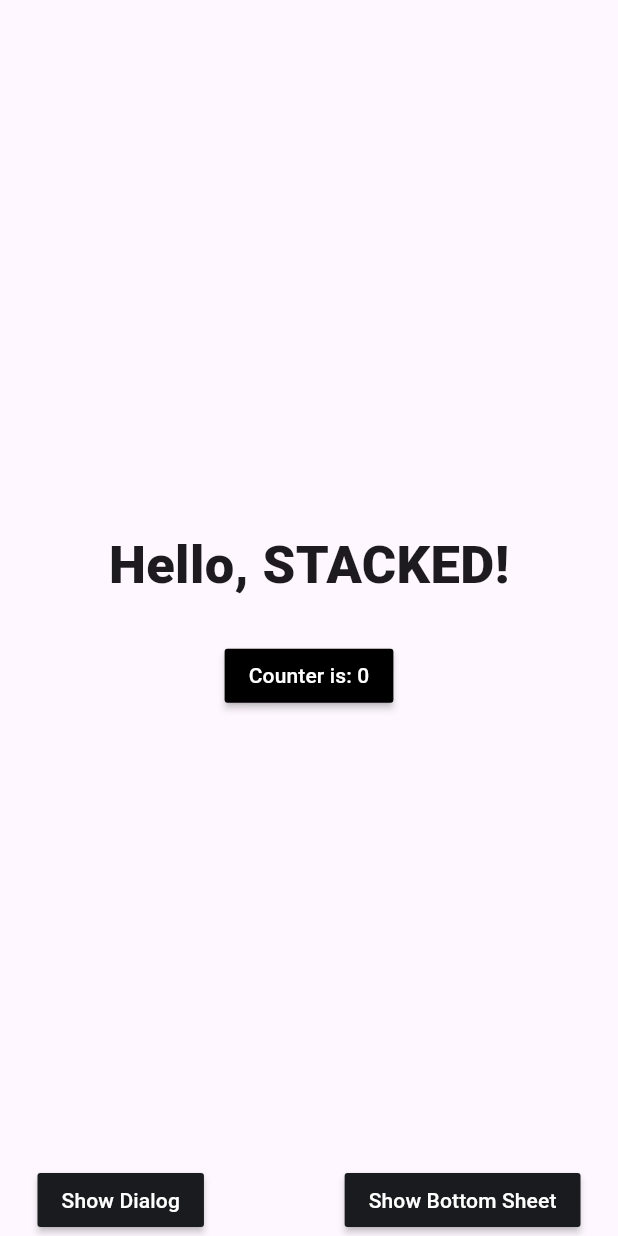
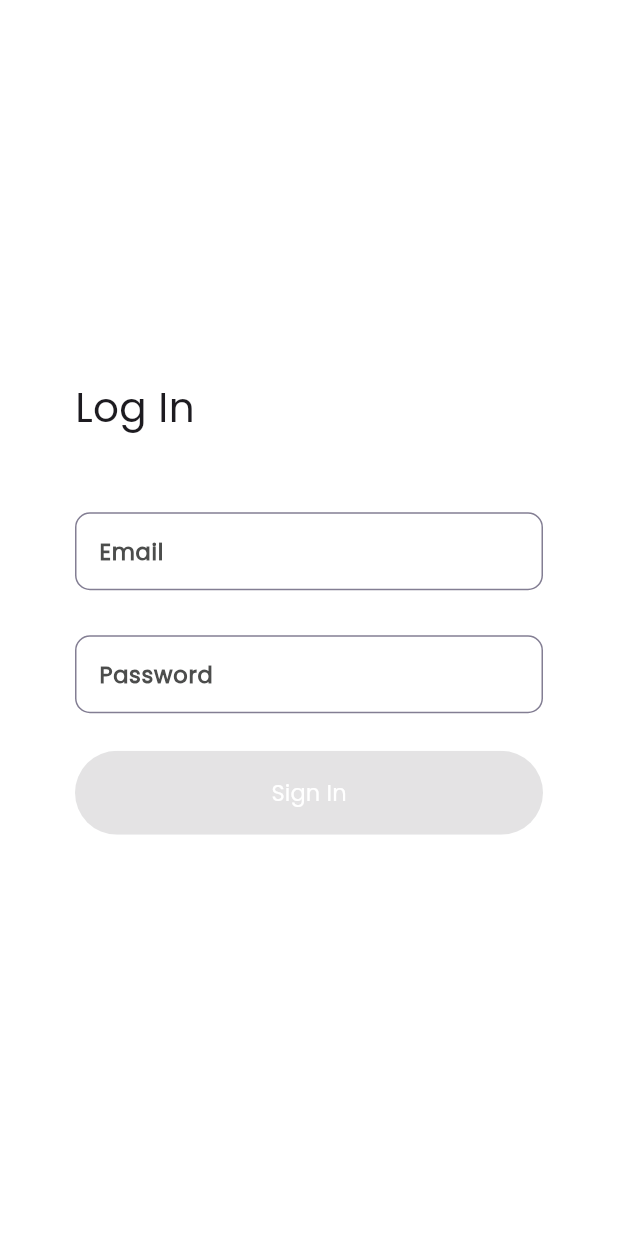
Before and after one commit to saadkarim247/elia-shift-management, a Flutter app: the screen it shows after launch, on a phone screen of 412 x 824 dp. Run offline on Flutter 3.47's test engine with Material 3 defaults, Android fonts, the light colour scheme and no system bars; our stand-ins replace stacked, stacked_services, stacked_shared.

Commit message:
login page completed

```diff
--- a/lib/app/app.dart
+++ b/lib/app/app.dart
@@ -1,6 +1,7 @@
 import 'package:elia_app/ui/bottom_sheets/notice/notice_sheet.dart';
 import 'package:elia_app/ui/dialogs/info_alert/info_alert_dialog.dart';
 import 'package:elia_app/ui/views/home/home_view.dart';
+import 'package:elia_app/ui/views/login/login_view.dart';
 import 'package:elia_app/ui/views/startup/startup_view.dart';
 import 'package:stacked/stacked_annotations.dart';
 import 'package:stacked_services/stacked_services.dart';
@@ -10,6 +11,7 @@ import 'package:stacked_services/stacked_services.dart';
   routes: [
     MaterialRoute(page: HomeView),
     MaterialRoute(page: StartupView),
+    MaterialRoute(page: LoginView)
     // @stacked-route
   ],
   dependencies: [
--- a/lib/app/app.router.dart
+++ b/lib/app/app.router.dart
@@ -6,20 +6,24 @@
 
 // ignore_for_file: no_leading_underscores_for_library_prefixes
 import 'package:elia_app/ui/views/home/home_view.dart' as _i2;
+import 'package:elia_app/ui/views/login/login_view.dart' as _i4;
 import 'package:elia_app/ui/views/startup/startup_view.dart' as _i3;
-import 'package:flutter/material.dart' as _i4;
+import 'package:flutter/material.dart' as _i5;
 import 'package:flutter/material.dart';
 import 'package:stacked/stacked.dart' as _i1;
-import 'package:stacked_services/stacked_services.dart' as _i5;
+import 'package:stacked_services/stacked_services.dart' as _i6;
 
 class Routes {
   static const homeView = '/home-view';
 
   static const startupView = '/startup-view';
 
+  static const loginView = '/login-view';
+
   static const all = <String>{
     homeView,
     startupView,
+    loginView,
   };
 }
 
@@ -33,18 +37,28 @@ class StackedRouter extends _i1.RouterBase {
       Routes.startupView,
       page: _i3.StartupView,
     ),
+    _i1.RouteDef(
+      Routes.loginView,
+      page: _i4.LoginView,
+    ),
   ];
 
   final _pagesMap = <Type, _i1.StackedRouteFactory>{
     _i2.HomeView: (data) {
-      return _i4.MaterialPageRoute<dynamic>(
+      return _i5.MaterialPageRoute<dynamic>(
         builder: (context) => const _i2.HomeView(),
         settings: data,
       );
     },
     _i3.StartupView: (data) {
-      return _i4.MaterialPageRoute<dynamic>(
+      return _i5.MaterialPageRoute<dynamic>(
         builder: (context) => const _i3.StartupView(),
+        settings: data,
+      );
+    },
+    _i4.LoginView: (data) {
+      return _i5.MaterialPageRoute<dynamic>(
+        builder: (context) => const _i4.LoginView(),
         settings: data,
       );
     },
@@ -57,7 +71,7 @@ class StackedRouter extends _i1.RouterBase {
   Map<Type, _i1.StackedRouteFactory> get pagesMap => _pagesMap;
 }
 
-extension NavigatorStateExtension on _i5.NavigationService {
+extension NavigatorStateExtension on _i6.NavigationService {
   Future<dynamic> navigateToHomeView([
     int? routerId,
     bool preventDuplicates = true,
@@ -80,6 +94,20 @@ extension NavigatorStateExtension on _i5.NavigationService {
         transition,
   ]) async {
     return navigateTo<dynamic>(Routes.startupView,
+        id: routerId,
+        preventDuplicates: preventDuplicates,
+        parameters: parameters,
+        transition: transition);
+  }
+
+  Future<dynamic> navigateToLoginView([
+    int? routerId,
+    bool preventDuplicates = true,
+    Map<String, String>? parameters,
+    Widget Function(BuildContext, Animation<double>, Animation<double>, Widget)?
+        transition,
+  ]) async {
+    return navigateTo<dynamic>(Routes.loginView,
         id: routerId,
         preventDuplicates: preventDuplicates,
         parameters: parameters,
@@ -113,4 +141,18 @@ extension NavigatorStateExtension on _i5.NavigationService {
         parameters: parameters,
         transition: transition);
   }
+
+  Future<dynamic> replaceWithLoginView([
+    int? routerId,
+    bool preventDuplicates = true,
+    Map<String, String>? parameters,
+    Widget Function(BuildContext, Animation<double>, Animation<double>, Widget)?
+        transition,
+  ]) async {
+    return replaceWith<dynamic>(Routes.loginView,
+        id: routerId,
+        preventDuplicates: preventDuplicates,
+        parameters: parameters,
+        transition: transition);
+  }
 }
--- /dev/null
+++ b/lib/common/colors.dart
@@ -0,0 +1,164 @@
+import 'package:flutter/material.dart';
+
+class AppColors {
+  AppColors._();
+
+  // / Primary
+  static const Color primary = Color.fromARGB(255, 128, 206, 205);
+  static const Color secondary = Color.fromARGB(255, 72, 151, 151);
+  static const midnight = Color(0xFF101010);
+  static const white = Color(0xFFFFFFFF);
+  static const transparent = Color(0x00FFFFFF);
+
+  /// Secondary
+  static const green = Color(0xFF28C584);
+  static const purple = Color(0xFF8D6EE6);
+  static const orange = Color(0xFFF27836);
+  static const yellow = Color(0xFFF4BC2D);
+  static const red = Color(0xFFDB3030);
+
+  /// Extended
+  /// primary
+  static Color primary0 = const Color.fromARGB(255, 226, 255, 255);
+  static Color primary10 = const Color.fromARGB(255, 240, 255, 255);
+  static Color primary15 = const Color.fromARGB(255, 184, 255, 255);
+  static Color primary20 = const Color.fromARGB(255, 184, 255, 255);
+  static Color primary30 = const Color.fromARGB(255, 156, 234, 233);
+  static Color primary40 = const Color.fromARGB(255, 140, 220, 219);
+  static Color primary50 = const Color.fromARGB(255, 128, 206, 205);
+  static Color primary60 = const Color.fromARGB(255, 114, 192, 191);
+  static Color primary70 = const Color.fromARGB(255, 100, 178, 177);
+  static Color primary80 = const Color.fromARGB(255, 72, 151, 151);
+  static Color primary90 = const Color.fromARGB(255, 43, 125, 125);
+
+  /// dblue
+  static const dblue0 = Color(0xFFF5F8FF);
+  static const dblue10 = Color(0xFFE8EEFF);
+  static const dblue15 = Color(0xFFDBEEFF);
+  static const dblue20 = Color(0xFFDBE5FE);
+  static const dblue30 = Color(0xFFC1D2FE);
+  static const dblue40 = Color(0xFF8FAEFC);
+  static const dblue50 = Color(0xFF648EF9);
+  static const dblue60 = Color(0xFF4375F4);
+  static const dblue70 = Color(0xFF2960EC);
+  static const dblue80 = Color(0xFF174FDF);
+  static const dblue90 = Color(0xFF1436F5);
+  static const dblue100 = Color(0xFF0926CD);
+
+  //olive green
+  static const oliveGreen0 = Color(0xFFF6FDF9);
+  static const oliveGreen10 = Color(0xFFF1F9F3);
+  static const oliveGreen15 = Color(0xFFF1F9F3);
+  static const oliveGreen20 = Color(0xFFF1F9F3);
+  static const oliveGreen30 = Color(0xFFF1F9F3);
+  static const oliveGreen40 = Color(0xFFE3F2E6);
+  static const oliveGreen50 = Color(0xFFD5ECDA);
+  static const oliveGreen60 = Color(0xFFC7E5CD);
+  static const oliveGreen70 = Color(0xFFB9DFC1);
+  static const oliveGreen80 = Color(0xFFABD8B4);
+  static const oliveGreen90 = Color(0xFF9DD2A8);
+  static const oliveGreenPrimary = Color(0xff8FCB9B);
+  static const oliveGreenSecondary = Color(0xff5B9279);
+
+  /// Green
+  static const green0 = Color(0xFFF6FDF9);
+  static const green10 = Color(0xFFECF9F4);
+  static const green20 = Color(0xFFDAF5E8);
+  static const green30 = Color(0xFFC6F0DC);
+  static const green40 = Color(0xFFB4EBD1);
+  static const green50 = Color(0xFF9CE3BF);
+  static const green60 = Color(0xFFA3E6C5);
+  static const green70 = Color(0xFF7DD9A7);
+  static const green80 = Color(0xFF6BD398);
+  static const green90 = Color(0xFF28C584);
+  static const green100 = Color(0xFF20A46D);
+
+  /// Purple
+  static const purple0 = Color(0xFFF9F8FE);
+  static const purple10 = Color(0xFFF4F1FB);
+  static const purple15 = Color(0xFFE7E2F8);
+  static const purple20 = Color(0xFFDDD5F5);
+  static const purple30 = Color(0xFFCABFF0);
+  static const purple40 = Color(0xFFBEB1EC);
+  static const purple50 = Color(0xFFB8A9EB);
+  static const purple60 = Color(0xFFAC9BE8);
+  static const purple70 = Color(0xFF9A85E4);
+  static const purple80 = Color(0xFF8D6EE6);
+  static const purple90 = Color(0xFF7759D0);
+  static const purplePrimary = Color.fromARGB(255, 154, 124, 236);
+  static const purpleSecondary = Color.fromARGB(255, 84, 63, 143);
+
+  /// Orange
+  static const orange0 = Color(0xFFFDF8F6);
+  static const orange10 = Color(0xFFFCF4EC);
+  static const orange15 = Color(0xFFF8E5D9);
+  static const orange20 = Color(0xFFF7DECF);
+  static const orange30 = Color(0xFFF4D2BC);
+  static const orange40 = Color(0xFFECB18D);
+  static const orange50 = Color(0xFFF0BFA0);
+  static const orange60 = Color(0xFFECAB83);
+  static const orange70 = Color(0xFFE4854F);
+  static const orange80 = Color(0xFFF27836);
+  static const orange90 = Color(0xFFD86425);
+  static const orangePrimary = Color.fromARGB(255, 231, 145, 88);
+  static const orangeSecondary = Color.fromARGB(255, 227, 92, 20);
+
+  /// Yellow
+  static const yellow0 = Color(0xFFFEFCF6);
+  static const yellow10 = Color(0xFFFCF7E2);
+  static const yellow20 = Color(0xFFFBF0CE);
+  static const yellow30 = Color(0xFFF8E9BC);
+  static const yellow40 = Color(0xFFF6E2A9);
+  static const yellow50 = Color(0xFFF3D88D);
+  static const yellow60 = Color(0xFFF2D27B);
+  static const yellow70 = Color(0xFFEFCB6A);
+  static const yellow80 = Color(0xFFEDC154);
+  static const yellow90 = Color(0xFFF4BC2D);
+  static const yellow100 = Color(0xFFD7A21D);
+
+  /// Red
+  static const red0 = Color(0xFFFCF6F5);
+  static const red10 = Color(0xFFF8EBEB);
+  static const red20 = Color(0xFFF4D8D7);
+  static const red30 = Color(0xFFECC3C2);
+  static const red40 = Color(0xFFE7AFAE);
+  static const red50 = Color(0xFFE4A6A3);
+  static const red60 = Color(0xFFDE9290);
+  static const red70 = Color(0xFFD66C69);
+  static const red80 = Color(0xFFD05955);
+  static const red90 = Color(0xFFBC2626);
+  static const red100 = Color(0xFFBC2626);
+
+  /// Midnight
+  static const midnight5 = Color(0xFFF5F5F5);
+  static const midnight0 = Color(0xFFE7E6E7);
+  static const midnight1 = Color(0xFFFCFCFC);
+  static const midnight10 = Color(0xFFF3F3F3);
+  static const midnight20 = Color(0xFFE7E6E7);
+  static const midnight30 = Color(0xFFCECFCF);
+  static const midnight40 = Color(0xFFB7B7B7);
+  static const midnight50 = Color(0xFF939394);
+  static const midnight60 = Color(0xFF707070);
+  static const midnight70 = Color(0xFF4C4D4C);
+  static const midnight80 = Color(0xFF353335);
+  static const midnight85 = Color(0xFF191919);
+  static const midnight90 = Color(0xFF101010);
+
+  // Teal
+  static const teal0 = Color.fromARGB(255, 226, 255, 255);
+  static const teal10 = Color.fromARGB(255, 240, 252, 252);
+  static const teal15 = Color.fromARGB(255, 184, 255, 255);
+  static const teal20 = Color.fromARGB(255, 184, 255, 255);
+  static const teal30 = Color.fromARGB(255, 156, 234, 233);
+  static const teal40 = Color.fromARGB(255, 140, 220, 219);
+  static const teal50 = Color.fromARGB(255, 128, 206, 205);
+  static const teal60 = Color.fromARGB(255, 114, 192, 191);
+  static const teal70 = Color.fromARGB(255, 100, 178, 177);
+  static const teal80 = Color.fromARGB(255, 72, 151, 151);
+  static const teal90 = Color.fromARGB(255, 43, 125, 125);
+  static const tealPrimary = Color.fromARGB(255, 128, 206, 205);
+  static const tealSecondary = Color.fromARGB(255, 72, 151, 151);
+
+  /// checkbox
+  static const quillGrey = Color(0xFFD9D9D9);
+}
--- a/lib/ui/views/login/login_view.dart
+++ b/lib/ui/views/login/login_view.dart
@@ -0,0 +1,210 @@
+import 'package:elia_app/common/colors.dart';
+import 'package:flutter/material.dart';
+import 'package:stacked/stacked.dart';
+
+import 'login_viewmodel.dart';
+
+class LoginView extends StackedView<LoginViewModel> {
+  const LoginView({Key? key}) : super(key: key);
+
+  @override
+  Widget builder(
+    BuildContext context,
+    LoginViewModel viewModel,
+    Widget? child,
+  ) {
+    return Scaffold(
+      backgroundColor: Colors.white,
+      body: Column(
+        crossAxisAlignment: CrossAxisAlignment.start,
+        children: [
+          const Spacer(),
+          Padding(
+            padding: const EdgeInsets.symmetric(horizontal: 50),
+            child: Column(
+              textDirection: TextDirection.ltr,
+              crossAxisAlignment: CrossAxisAlignment.start,
+              children: [
+                const Text(
+                  'Log In',
+                  style: TextStyle(
+                    fontSize: 27,
+                    fontFamily: 'Poppins',
+                    fontWeight: FontWeight.w500,
+                  ),
+                ),
+                const SizedBox(
+                  height: 50,
+                ),
+                TextField(
+                  onTap: () {
+                    viewModel.setFocus(Type.email, context);
+                  },
+                  focusNode: viewModel.emailFocusNode,
+                  cursorColor: AppColors.secondary,
+                  onChanged: (value) {
+                    viewModel.validateForm();
+                  },
+                  controller: viewModel.emailController,
+                  textAlign: TextAlign.start,
+                  style: const TextStyle(
+                    color: Color(0xFF393939),
+                    fontSize: 13,
+                    fontFamily: 'Poppins',
+                    fontWeight: FontWeight.w400,
+                  ),
+                  decoration: InputDecoration(
+                    labelText: 'Email',
+                    labelStyle: TextStyle(
+                      fontSize: 15,
+                      fontFamily: 'Poppins',
+                      fontWeight: FontWeight.w600,
+                      color: viewModel.emailFocus
+                          ? AppColors.secondary
+                          : AppColors.midnight70,
+                    ),
+                    enabledBorder: const OutlineInputBorder(
+                      borderRadius: BorderRadius.all(Radius.circular(10)),
+                      borderSide: BorderSide(
+                        width: 1,
+                        color: Color(0xFF837E93),
+                      ),
+                    ),
+                    focusedBorder: const OutlineInputBorder(
+                      borderRadius: BorderRadius.all(Radius.circular(10)),
+                      borderSide: BorderSide(
+                        width: 1,
+                        color: AppColors.primary,
+                      ),
+                    ),
+                  ),
+                ),
+                const SizedBox(
+                  height: 30,
+                ),
+                TextField(
+                  onTap: () {
+                    viewModel.setFocus(Type.password, context);
+                  },
+                  focusNode: viewModel.passFocusNode,
+                  cursorColor: AppColors.secondary,
+                  obscureText: true,
+                  onChanged: (value) {
+                    viewModel.validateForm();
+                  },
+                  controller: viewModel.passController,
+                  textAlign: TextAlign.start,
+                  style: const TextStyle(
+                    color: Color(0xFF393939),
+                    fontSize: 13,
+                    fontFamily: 'Poppins',
+                    fontWeight: FontWeight.w400,
+                  ),
+                  decoration: InputDecoration(
+                    labelText: 'Password',
+                    labelStyle: TextStyle(
+                        fontSize: 15,
+                        fontFamily: 'Poppins',
+                        fontWeight: FontWeight.w600,
+                        color: viewModel.passFocus
+                            ? AppColors.secondary
+                            : AppColors.midnight70),
+                    enabledBorder: const OutlineInputBorder(
+                      borderRadius: BorderRadius.all(Radius.circular(10)),
+                      borderSide: BorderSide(
+                        width: 1,
+                        color: Color(0xFF837E93),
+                      ),
+                    ),
+                    focusedBorder: const OutlineInputBorder(
+                      borderRadius: BorderRadius.all(Radius.circular(10)),
+                      borderSide: BorderSide(
+                        width: 1,
+                        color: AppColors.primary,
+                      ),
+                    ),
+                  ),
+                ),
+                const SizedBox(
+                  height: 25,
+                ),
+                ClipRRect(
+                  borderRadius: const BorderRadius.all(Radius.circular(10)),
+                  child: SizedBox(
+                    width: 329,
+                    height: 56,
+                    child: ElevatedButton(
+                      onPressed: viewModel.isFormValid
+                          ? () {
+                              print('Saad');
+                            }
+                          : null,
+                      style: ElevatedButton.styleFrom(
+                        backgroundColor: AppColors.primary,
+                      ),
+                      child: const Text(
+                        'Sign In',
+                        style: TextStyle(
+                          color: Colors.white,
+                          fontSize: 15,
+                          fontFamily: 'Poppins',
+                          fontWeight: FontWeight.w500,
+                        ),
+                      ),
+                    ),
+                  ),
+                ),
+                const SizedBox(
+                  height: 15,
+                ),
+                // Row(
+                //   children: [
+                //     const Text(
+                //       'Don’t have an account?',
+                //       style: TextStyle(
+                //         color: Color(0xFF837E93),
+                //         fontSize: 13,
+                //         fontFamily: 'Poppins',
+                //         fontWeight: FontWeight.w500,
+                //       ),
+                //     ),
+                //     const SizedBox(
+                //       width: 2.5,
+                //     ),
+                //     InkWell(
+                //       onTap: (viewModel.emailController.text.isNotEmpty &&
+                //               viewModel.passController.text.isNotEmpty)
+                //           ? () {
+
+                //             }
+                //           : null,
+                //       child: const Text(
+                //         'Sign Up',
+                //         style: TextStyle(
+                //           color: Color(0xFF755DC1),
+                //           fontSize: 13,
+                //           fontFamily: 'Poppins',
+                //           fontWeight: FontWeight.w500,
+                //         ),
+                //       ),
+                //     ),
+                //   ],
+                // ),
+                // const SizedBox(
+                //   height: 15,
+                // ),
+              ],
+            ),
+          ),
+          const Spacer(),
+        ],
+      ),
+    );
+  }
+
+  @override
+  LoginViewModel viewModelBuilder(
+    BuildContext context,
+  ) =>
+      LoginViewModel();
+}
--- a/lib/ui/views/login/login_viewmodel.dart
+++ b/lib/ui/views/login/login_viewmodel.dart
@@ -0,0 +1,41 @@
+import 'package:flutter/material.dart';
+import 'package:stacked/stacked.dart';
+
+enum Type { password, email }
+
+class LoginViewModel extends BaseViewModel {
+  final TextEditingController emailController = TextEditingController();
+  final TextEditingController passController = TextEditingController();
+  FocusNode emailFocusNode = FocusNode();
+  FocusNode passFocusNode = FocusNode();
+
+  bool _passHasFocus = false;
+  bool _emailHasFocus = false;
+
+  bool get passFocus => _passHasFocus;
+  bool get emailFocus => _emailHasFocus;
+
+  void setFocus(Type input, BuildContext context) {
+    if (input == Type.password) {
+      _emailHasFocus = false;
+      _passHasFocus = true;
+      FocusScope.of(context).requestFocus(passFocusNode);
+    } else {
+      _emailHasFocus = true;
+      _passHasFocus = false;
+      FocusScope.of(context).requestFocus(emailFocusNode);
+    }
+    notifyListeners();
+  }
+
+  bool isFormValid = false;
+
+  void validateForm() {
+    if (emailController.text.isNotEmpty && passController.text.isNotEmpty) {
+      isFormValid = true;
+    } else {
+      isFormValid = false;
+    }
+    notifyListeners();
+  }
+}
--- a/lib/ui/views/startup/startup_viewmodel.dart
+++ b/lib/ui/views/startup/startup_viewmodel.dart
@@ -13,6 +13,6 @@ class StartupViewModel extends BaseViewModel {
     // This is where you can make decisions on where your app should navigate when
     // you have custom startup logic
 
-    _navigationService.replaceWithHomeView();
+    _navigationService.replaceWithLoginView();
   }
 }
--- a/pubspec.yaml
+++ b/pubspec.yaml
@@ -23,3 +23,8 @@ dev_dependencies:
 
 flutter:
   uses-material-design: true
+
+  fonts:
+    - family: Poppins
+      fonts:
+        - asset: assets/fonts/Poppins-Regular.ttf
```
Also changed, not shown: assets/fonts/Poppins-Bold.ttf (added), assets/fonts/Poppins-Regular.ttf (added).
